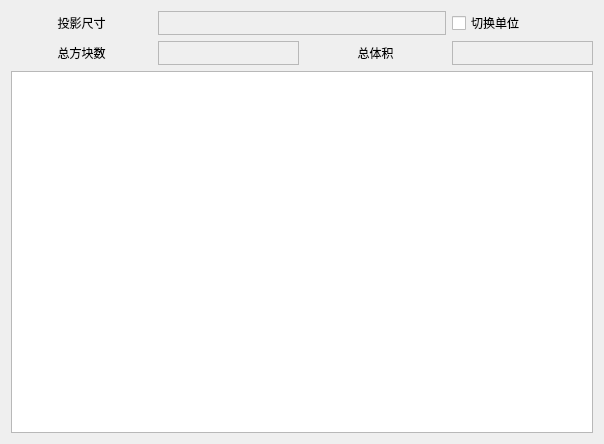
This is SlopeCraft/PreviewWind.ui in SlopeCraft/SlopeCraft as Qt 5 draws it before an edit. The edited form follows.
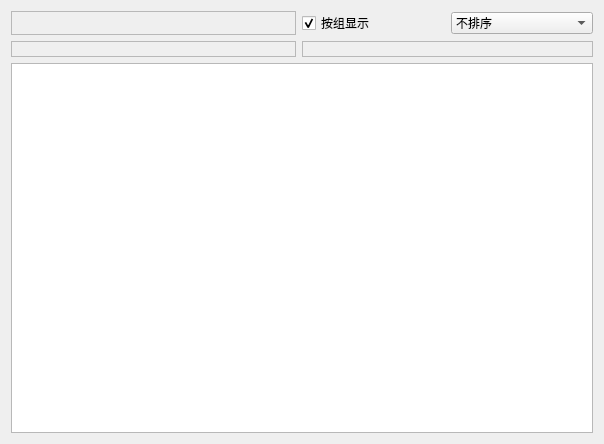
This is the edited form.

Commit message: finish preview wind

```diff
--- a/SlopeCraft/PreviewWind.ui
+++ b/SlopeCraft/PreviewWind.ui
@@ -14,55 +14,7 @@
    <string>查看材料列表</string>
   </property>
   <layout class="QGridLayout" name="gridLayout">
-   <item row="0" column="1" colspan="2">
-    <widget class="QLabel" name="lb_show_size">
-     <property name="minimumSize">
-      <size>
-       <width>0</width>
-       <height>24</height>
-      </size>
-     </property>
-     <property name="accessibleName">
-      <string/>
-     </property>
-     <property name="frameShape">
-      <enum>QFrame::StyledPanel</enum>
-     </property>
-     <property name="text">
-      <string/>
-     </property>
-    </widget>
-   </item>
-   <item row="1" column="3">
-    <widget class="QLabel" name="lb_show_volume">
-     <property name="accessibleName">
-      <string/>
-     </property>
-     <property name="frameShape">
-      <enum>QFrame::StyledPanel</enum>
-     </property>
-     <property name="text">
-      <string/>
-     </property>
-    </widget>
-   </item>
-   <item row="0" column="0">
-    <widget class="QLabel" name="label_2">
-     <property name="sizePolicy">
-      <sizepolicy hsizetype="Minimum" vsizetype="Preferred">
-       <horstretch>0</horstretch>
-       <verstretch>0</verstretch>
-      </sizepolicy>
-     </property>
-     <property name="text">
-      <string>投影尺寸</string>
-     </property>
-     <property name="alignment">
-      <set>Qt::AlignCenter</set>
-     </property>
-    </widget>
-   </item>
-   <item row="1" column="1">
+   <item row="1" column="0" colspan="2">
     <widget class="QLabel" name="lb_block_count">
      <property name="accessibleName">
       <string/>
@@ -75,8 +27,8 @@
      </property>
     </widget>
    </item>
-   <item row="0" column="3">
-    <widget class="QCheckBox" name="cb_switch_unit">
+   <item row="0" column="2">
+    <widget class="QCheckBox" name="cb_show_in_stacks">
      <property name="sizePolicy">
       <sizepolicy hsizetype="Preferred" vsizetype="Preferred">
        <horstretch>0</horstretch>
@@ -84,50 +36,79 @@
       </sizepolicy>
      </property>
      <property name="text">
-      <string>切换单位</string>
+      <string>按组显示</string>
      </property>
-    </widget>
-   </item>
-   <item row="1" column="2">
-    <widget class="QLabel" name="label_3">
-     <property name="sizePolicy">
-      <sizepolicy hsizetype="Minimum" vsizetype="Preferred">
-       <horstretch>0</horstretch>
-       <verstretch>0</verstretch>
-      </sizepolicy>
+     <property name="checked">
+      <bool>true</bool>
      </property>
-     <property name="text">
-      <string>总体积</string>
-     </property>
-     <property name="alignment">
-      <set>Qt::AlignCenter</set>
-     </property>
     </widget>
    </item>
-   <item row="1" column="0">
-    <widget class="QLabel" name="label">
-     <property name="sizePolicy">
-      <sizepolicy hsizetype="Minimum" vsizetype="Preferred">
-       <horstretch>0</horstretch>
-       <verstretch>0</verstretch>
-      </sizepolicy>
-     </property>
+   <item row="0" column="0" colspan="2">
+    <widget class="QLabel" name="lb_show_size">
      <property name="minimumSize">
       <size>
        <width>0</width>
        <height>24</height>
       </size>
      </property>
+     <property name="accessibleName">
+      <string/>
+     </property>
+     <property name="frameShape">
+      <enum>QFrame::StyledPanel</enum>
+     </property>
      <property name="text">
-      <string>总方块数</string>
+      <string/>
      </property>
-     <property name="alignment">
-      <set>Qt::AlignCenter</set>
+    </widget>
+   </item>
+   <item row="1" column="2" colspan="2">
+    <widget class="QLabel" name="lb_show_volume">
+     <property name="accessibleName">
+      <string/>
+     </property>
+     <property name="frameShape">
+      <enum>QFrame::StyledPanel</enum>
+     </property>
+     <property name="text">
+      <string/>
      </property>
     </widget>
    </item>
    <item row="2" column="0" colspan="4">
-    <widget class="QTableView" name="tv_mat"/>
+    <widget class="QTableView" name="tv_mat">
+     <attribute name="horizontalHeaderVisible">
+      <bool>false</bool>
+     </attribute>
+     <attribute name="horizontalHeaderDefaultSectionSize">
+      <number>200</number>
+     </attribute>
+     <attribute name="horizontalHeaderStretchLastSection">
+      <bool>true</bool>
+     </attribute>
+     <attribute name="verticalHeaderVisible">
+      <bool>true</bool>
+     </attribute>
+    </widget>
+   </item>
+   <item row="0" column="3">
+    <widget class="QComboBox" name="cb_sort_option">
+     <item>
+      <property name="text">
+       <string>不排序</string>
+      </property>
+     </item>
+     <item>
+      <property name="text">
+       <string>升序</string>
+      </property>
+     </item>
+     <item>
+      <property name="text">
+       <string>降序</string>
+      </property>
+     </item>
+    </widget>
    </item>
   </layout>
  </widget>
```
The commit also changes 3 other files.
